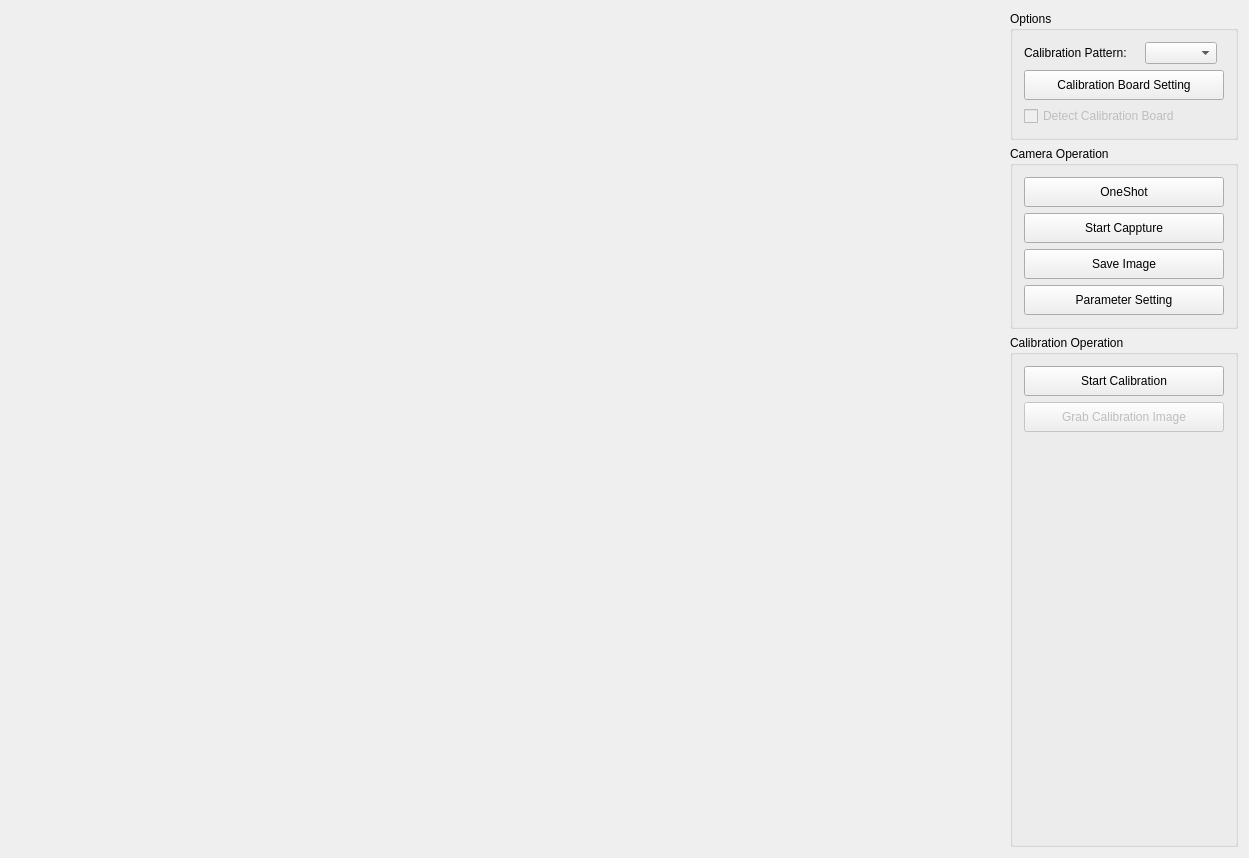
Qt form CalibrationApplication/DualViewsCalibrationWindow.ui (ArthurRyan0803/CameraApplication) before a commit.
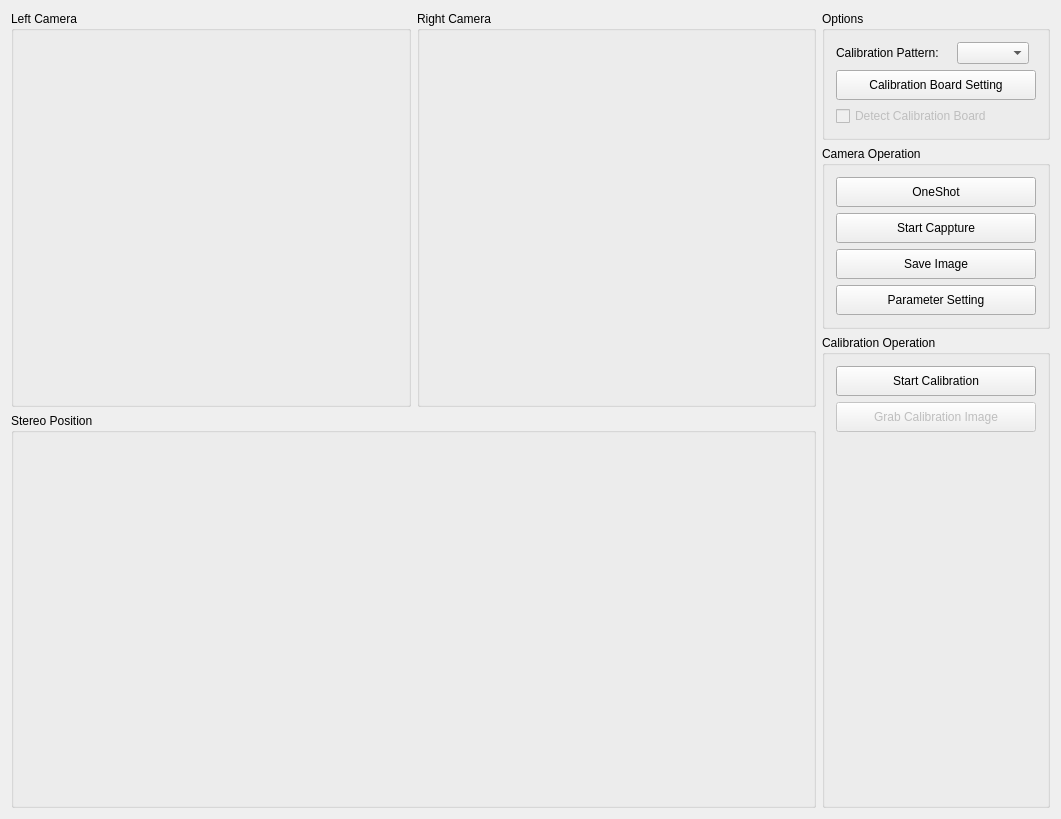
The same form after that commit.

The edit to the form file:
```diff
--- a/CalibrationApplication/DualViewsCalibrationWindow.ui
+++ b/CalibrationApplication/DualViewsCalibrationWindow.ui
@@ -9,20 +9,22 @@
    <rect>
     <x>0</x>
     <y>0</y>
-    <width>1249</width>
-    <height>858</height>
+    <width>1061</width>
+    <height>819</height>
    </rect>
   </property>
   <property name="windowTitle">
    <string>Dual Views Calibration</string>
   </property>
   <widget class="QWidget" name="centralWidget">
+   <layout class="QGridLayout" name="gridLayout">
+    <item row="0" column="0">
+     <widget class="QGroupBox" name="groupBox">
+      <property name="title">
+       <string>Left Camera</string>
+      </property>
    <layout class="QHBoxLayout" name="horizontalLayout_2">
     <item>
-     <layout class="QVBoxLayout" name="verticalLayout_3">
-      <item>
-       <layout class="QHBoxLayout" name="horizontalLayout">
-        <item>
          <widget class="QWidget" name="canvas_left" native="true">
           <property name="sizePolicy">
            <sizepolicy hsizetype="Expanding" vsizetype="Preferred">
@@ -32,6 +34,15 @@
           </property>
          </widget>
         </item>
+      </layout>
+     </widget>
+    </item>
+    <item row="0" column="1">
+     <widget class="QGroupBox" name="groupBox_3">
+      <property name="title">
+       <string>Right Camera</string>
+      </property>
+      <layout class="QHBoxLayout" name="horizontalLayout_3">
         <item>
          <widget class="QWidget" name="canvas_right" native="true">
           <property name="sizePolicy">
@@ -43,21 +54,9 @@
          </widget>
         </item>
        </layout>
-      </item>
-      <item>
-       <widget class="QWidget" name="widget_vtk" native="true">
-        <property name="sizePolicy">
-         <sizepolicy hsizetype="Expanding" vsizetype="Preferred">
-          <horstretch>0</horstretch>
-          <verstretch>0</verstretch>
-         </sizepolicy>
-        </property>
-        <layout class="QVBoxLayout" name="verticalLayout_6"/>
-       </widget>
-      </item>
-     </layout>
-    </item>
-    <item>
+     </widget>
+    </item>
+    <item row="0" column="2" rowspan="2">
      <layout class="QVBoxLayout" name="verticalLayout_2">
       <item>
        <widget class="QGroupBox" name="gbOptions">
@@ -336,6 +335,20 @@
       </item>
      </layout>
     </item>
+    <item row="1" column="0" colspan="2">
+     <widget class="QGroupBox" name="gb_vtk">
+      <property name="sizePolicy">
+       <sizepolicy hsizetype="Expanding" vsizetype="Preferred">
+        <horstretch>0</horstretch>
+        <verstretch>0</verstretch>
+       </sizepolicy>
+      </property>
+      <property name="title">
+       <string>Stereo Position</string>
+      </property>
+      <layout class="QHBoxLayout" name="horizontalLayout"/>
+     </widget>
+    </item>
    </layout>
   </widget>
  </widget>
```
Lines whose indentation alone changed are shown as unchanged.
